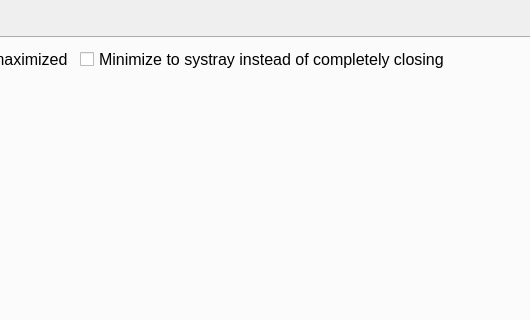
This is src/settings.ui in brookiestein/QBitMPlayer as Qt 5 draws it before an edit; both pictures show x 403 to 933 and y 0 to 320 of the 1024 by 530 pixel window. The edited form follows.
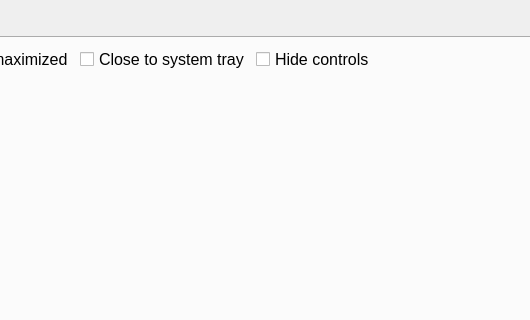
This is the edited form.

What changed in the file:
```diff
--- a/src/settings.ui
+++ b/src/settings.ui
@@ -127,7 +127,19 @@
               </font>
              </property>
              <property name="text">
-              <string>Minimize to systray instead of completely closing</string>
+              <string>Close to system tray</string>
+             </property>
+            </widget>
+           </item>
+           <item>
+            <widget class="QCheckBox" name="hideControlsCheckBox">
+             <property name="font">
+              <font>
+               <pointsize>12</pointsize>
+              </font>
+             </property>
+             <property name="text">
+              <string>Hide controls</string>
              </property>
             </widget>
            </item>
```
Left out of the diff: 26 changed lines with no effect on the pictures.
